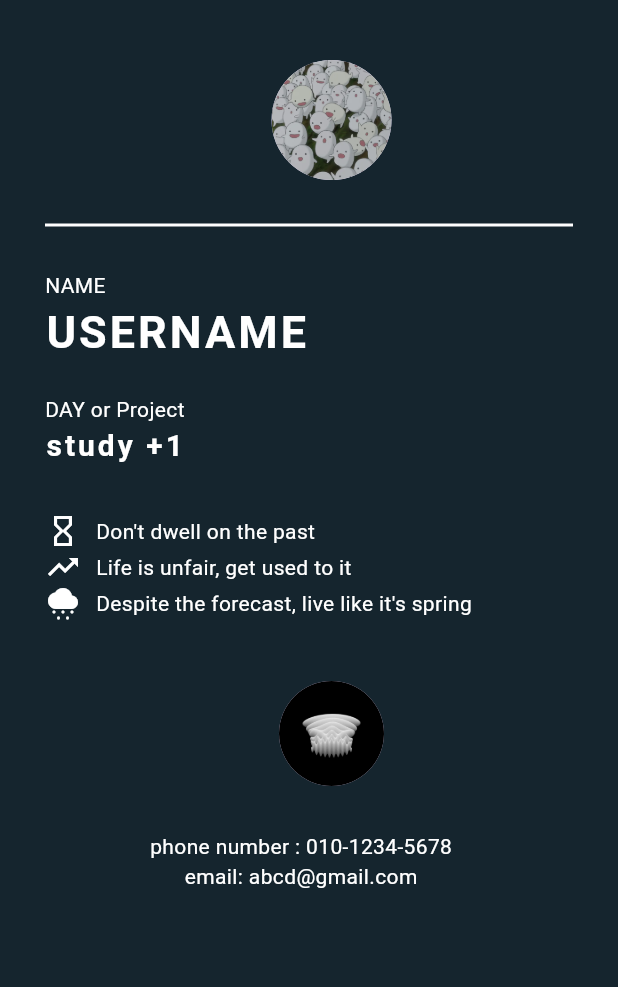
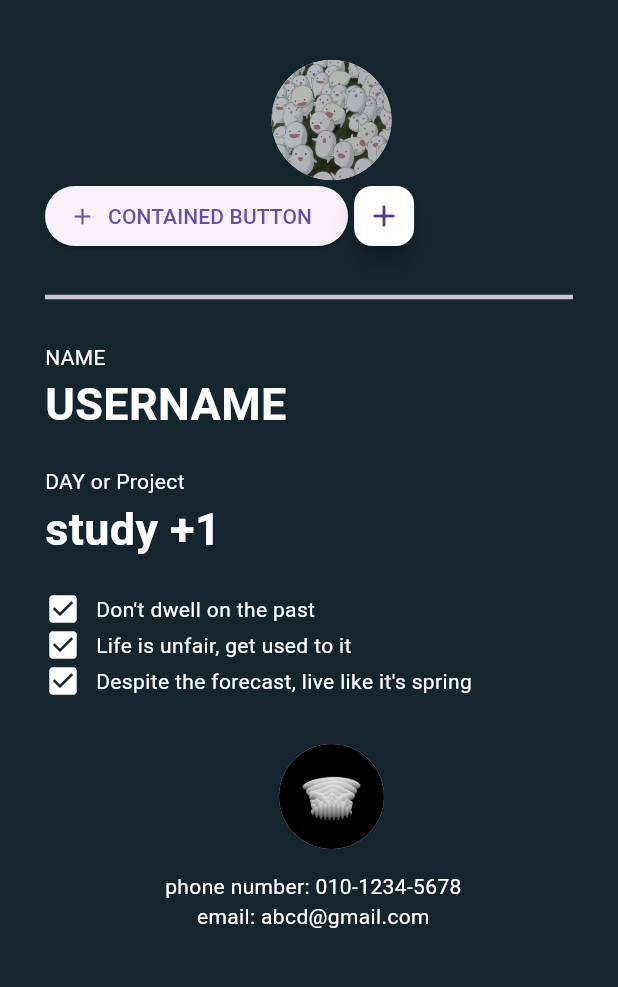
Before and after one commit to peacefullyquietly/Studylog, a Flutter app: the screen it shows after launch, on a phone screen of 412 x 824 dp, the part 84-1071 px from its top. Run offline on Flutter 3.47's test engine with Material 3 defaults, Android fonts, the light colour scheme and no system bars; our stand-ins replace fluttertoast.

Commit message:
snackbar + Toast

```diff
--- a/lib/main.dart
+++ b/lib/main.dart
@@ -1,167 +1,189 @@
-// ignore_for_file: avoid_print, prefer_const_literals_to_create_immutables
-// ignore_for_file: prefer_const_constructors
+// ignore_for_file: prefer_const_constructors, prefer_const_literals_to_create_immutables, avoid_print, sort_child_properties_last, avoid_unnecessary_containers
+
 import 'package:flutter/material.dart';
+import 'package:fluttertoast/fluttertoast.dart';
 
-void main() => runApp(const MyApp()); // 클래스는 camel case로 표기
+void main() => runApp(MyApp());
 
 class MyApp extends StatelessWidget {
   const MyApp({super.key});
 
   @override
   Widget build(BuildContext context) {
-    return const MaterialApp(
-      debugShowCheckedModeBanner: false, // debug 배너 삭제
-      title: 'First app',
+    return MaterialApp(
+      debugShowCheckedModeBanner: false,
+      title: 'sample 학습용',
+      // theme: ThemeData(
+      //   primarySwatch: Colors.blueGrey,
+      // ),
       home: MainPage(),
     );
   }
 }
 
+// 으악
 class MainPage extends StatelessWidget {
   const MainPage({super.key});
 
   @override
   Widget build(BuildContext context) {
     return Scaffold(
-      backgroundColor:
-          const Color.fromARGB(255, 21, 37, 46), // 왜 죄다 const를 추가하라는겨
       appBar: AppBar(
-        title: const Text('Sample', style: TextStyle(color: Colors.white)),
+        title: Text(
+          'Sample',
+          style: TextStyle(color: Colors.white),
+        ),
         centerTitle: true,
         backgroundColor: const Color.fromARGB(255, 32, 54, 67),
-        elevation: 0.0, // appbar 하단에 붕 뜬 효과,, 가 없는거같은데...?
-        // leading: IconButton(
-        //   icon: const Icon(Icons.menu),
-        //   onPressed: () {
-        //     print("Pressed menu button");
-        //   },
-        // ),
+        // 앱 바 우측의 아이콘 두개
         actions: [
           IconButton(
-            icon: const Icon(Icons.shopping_cart),
             onPressed: () {
-              print("shopping cart");
+              print('shopping cart');
             },
+            icon: Icon(Icons.shopping_cart),
           ),
           IconButton(
-            icon: const Icon(Icons.search),
-            onPressed: () {
-              print("search");
-            },
-          ),
+              onPressed: () {
+                print('search~');
+              },
+              icon: Icon(Icons.search))
         ],
       ),
-      body: const Padding(
+      backgroundColor:
+          Color.fromARGB(255, 21, 37, 46), // background 컬러를 여기에 저장하는구나...
+      body: Padding(
         padding: EdgeInsets.fromLTRB(30.0, 40.0, 0.0, 0.0),
         child: Column(
-          crossAxisAlignment: CrossAxisAlignment.start, // column내 모든 요소 좌측 정렬
-          // mainAxisAlignment: MainAxisAlignment.center, // 세로축 중앙 정렬
+          crossAxisAlignment: CrossAxisAlignment.start, // column 내 모든 요소 좌측 정렬
+          // mainAxisAlignment: MainAxisAlignment.start,      // 축 정렬
           children: [
+            // 이 부분 다시보기
             Center(
               child: CircleAvatar(
-                backgroundImage: AssetImage('assets/와라와라.webp'),
                 radius: 40.0,
+                backgroundImage: AssetImage(
+                  'assets/와라와라.webp',
+                ),
+              ),
+            ),
+            // + SnackBar
+            Container(
+              // alignment: Alignment(0.7, 0.0),
+              child: Row(
+                children: [
+                  ElevatedButton.icon(
+                    // Icon이 아닐 경우 .icon빼고
+                    onPressed: () {
+                      toastButton();
+                      // Respond to button press
+                    },
+                    // child: Text('test용 박스'),
+                    icon:
+                        Icon(Icons.add, size: 18), // icon이 아닐 경우 text박스 등으로 사용
+                    label: Text("CONTAINED BUTTON"), // icon 내부 메시지
+                  ),
+                  FloatingActionButton.small(
+                    child: Icon(Icons.add),
+                    backgroundColor: Colors.white,
+                    onPressed: () {
+                      ScaffoldMessenger.of(context).showSnackBar(
+                          SnackBar(content: Text('Snackbar test message')));
+                    },
+                  ),
+                ],
               ),
             ),
             Divider(
               height: 60.0,
-              color: Colors.white,
-              thickness: 2.0, // 선 굵기
-              endIndent: 30.0,
+              endIndent: 30.0, // 끝나는 지점으로부터 거리
+              thickness: 3.0, // 선 굵기
             ),
-            Text(
-              'NAME',
-              style: TextStyle(
-                color: Colors.white,
-              ),
-            ),
+            Text('NAME', style: TextStyle(color: Colors.white)),
             Text(
               'USERNAME',
               style: TextStyle(
                 color: Colors.white,
                 fontSize: 30.0,
-                letterSpacing: 2.0,
-                fontWeight: FontWeight.bold,
+                fontWeight: FontWeight.bold, // 글자 굵게
               ),
             ),
             SizedBox(
               height: 20.0,
             ),
-            Text(
-              'DAY or Project',
-              style: TextStyle(
-                color: Colors.white,
-              ),
-            ),
+            Text('DAY or Project', style: TextStyle(color: Colors.white)),
             Text(
               'study +1',
               style: TextStyle(
                 color: Colors.white,
-                fontSize: 20.0,
-                letterSpacing: 2.0,
-                fontWeight: FontWeight.bold,
+                fontSize: 30.0,
+                fontWeight: FontWeight.bold, // 글자 굵게
               ),
             ),
-            SizedBox(height: 30.0),
+            SizedBox(
+              height: 20.0,
+            ),
             Row(
               children: [
                 Icon(
-                  Icons.hourglass_empty,
+                  Icons.check_box,
                   color: Colors.white,
                 ),
                 SizedBox(
-                  width: 10.0, // 가로로 여백
+                  width: 10.0,
                 ),
                 Text('Don\'t dwell on the past',
-                    style: TextStyle(color: Colors.white)),
+                    style: TextStyle(color: Colors.white))
               ],
             ),
             Row(
               children: [
                 Icon(
-                  Icons.trending_up,
+                  Icons.check_box,
                   color: Colors.white,
                 ),
                 SizedBox(
-                  width: 10.0, // 가로로 여백
+                  width: 10.0,
                 ),
                 Text('Life is unfair, get used to it',
-                    style: TextStyle(color: Colors.white)),
+                    style: TextStyle(color: Colors.white))
               ],
             ),
             Row(
               children: [
                 Icon(
-                  Icons.cloudy_snowing,
+                  Icons.check_box,
                   color: Colors.white,
                 ),
                 SizedBox(
-                  width: 10.0, // 가로로 여백
+                  width: 10.0,
                 ),
                 Text('Despite the forecast, live like it\'s spring',
-                    style: TextStyle(color: Colors.white)),
+                    style: TextStyle(color: Colors.white))
               ],
             ),
-            SizedBox(height: 40.0),
+            SizedBox(
+              height: 30.0,
+            ),
             Center(
               child: CircleAvatar(
                 backgroundImage: AssetImage('assets/움짤.gif'),
                 radius: 35.0,
               ),
             ),
-            // SizedBox(height: 5.0),
             Padding(
-              padding: EdgeInsetsDirectional.fromSTEB(70, 30, 0.0, 0.0),
+              padding: const EdgeInsets.fromLTRB(80.0, 15.0, 0.0, 0.0),
               child: Column(
+                crossAxisAlignment: CrossAxisAlignment.center,
                 children: [
-                  Text('phone number : 010-1234-5678',
-                      style: TextStyle(color: Colors.white)),
+                  Text(
+                    'phone number: 010-1234-5678',
+                    style: TextStyle(color: Colors.white),
+                  ),
                   Text(
                     'email: abcd@gmail.com',
-                    style: TextStyle(
-                      color: Colors.white,
-                    ),
-                  )
+                    style: TextStyle(color: Colors.white),
+                  ),
                 ],
               ),
             ),
@@ -170,48 +192,66 @@ class MainPage extends StatelessWidget {
       ),
       drawer: Drawer(
         child: ListView(
-          padding: EdgeInsets.zero,
           children: [
             UserAccountsDrawerHeader(
               currentAccountPicture: CircleAvatar(
                 backgroundImage: AssetImage('assets/wiggle.jpeg'),
               ),
-              accountName: Text('wiggle'),
+              accountName: Text('Wiggle'),
               accountEmail: Text('wigglewiggle@gmail.com'),
               onDetailsPressed: () {
                 print('WTF');
               },
+              // 이 부분을 빠뜨렸구나ㅏ,,,
               decoration: BoxDecoration(
-                  color: Colors.blueGrey[800],
+                  color: Colors.blueGrey,
                   borderRadius: BorderRadius.only(
-                    bottomLeft: Radius.circular(40.0),
-                    bottomRight: Radius.circular(40.0),
+                    bottomLeft: Radius.circular(30.0),
+                    bottomRight: Radius.circular(30.0),
                   )),
+              // 여기까지 다시 보기
             ),
             ListTile(
-              leading: Icon(Icons.home, color: Colors.black),
-              title: Text('HOME'),
+              leading: Icon(
+                Icons.home,
+                color: Colors.black,
+              ),
+              title: Text(
+                'HOME',
+                style: TextStyle(fontWeight: FontWeight.bold),
+              ),
+              trailing: Icon(Icons.add),
               onTap: () {
-                print("home clicked~");
+                print('home pressed the button');
               },
-              trailing: Icon(Icons.add),
             ),
             ListTile(
-              leading: Icon(Icons.settings, color: Colors.black),
-              title: Text('Setting'),
+              leading: Icon(
+                Icons.settings,
+                color: Colors.black,
+              ),
+              title: Text(
+                'Setting',
+                style: TextStyle(fontWeight: FontWeight.bold),
+              ),
+              trailing: Icon(Icons.add),
               onTap: () {
-                print("setting clicked~");
+                print('setting pressed the button');
               },
-              trailing: Icon(Icons.add),
             ),
             ListTile(
-              leading: Icon(Icons.question_answer,
-                  color: Colors.black), // ListTile 시작 점에 아이콘 배치
-              title: Text('Chat'),
+              leading: Icon(
+                Icons.chat_bubble,
+                color: Colors.black,
+              ),
+              title: Text(
+                'Chat',
+                style: TextStyle(fontWeight: FontWeight.bold),
+              ),
+              trailing: Icon(Icons.add),
               onTap: () {
-                print("chat clicked~");
+                print('chat pressed the button');
               },
-              trailing: Icon(Icons.add), // ListTile 끝나는 점에 아이콘 배치
             ),
           ],
         ),
@@ -219,3 +259,15 @@ class MainPage extends StatelessWidget {
     );
   }
 }
+
+void toastButton() {
+  Fluttertoast.showToast(
+      msg: "This is Center Short Toast",
+      toastLength: Toast.LENGTH_SHORT, // toastmessage 지속시간
+      gravity: ToastGravity.CENTER, // toastmessage 띄울 위치
+      timeInSecForIosWeb: 1, // 얘는 뭐야
+      backgroundColor: Colors.red,
+      textColor: Colors.white,
+      fontSize: 16.0);
+//  함수니까 마지막에 세미콜론
+}
--- a/pubspec.yaml
+++ b/pubspec.yaml
@@ -34,6 +34,7 @@ dependencies:
   # The following adds the Cupertino Icons font to your application.
   # Use with the CupertinoIcons class for iOS style icons.
   cupertino_icons: ^1.0.2
+  fluttertoast: ^8.2.4
 
 dev_dependencies:
   flutter_test:
```
Also changed, not shown: pubspec.lock, 10 other files.
